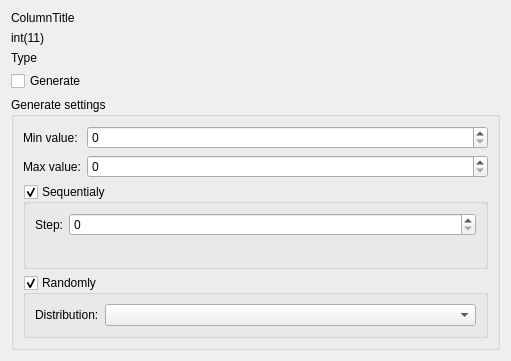
Above: IntegerSettingsWidget.ui from KarKarbI4/test_db_generator before the change. Below: the same form after it.
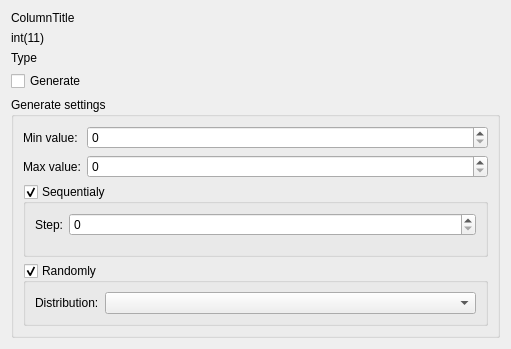
That is the form after the change.

Commit message: Added database widget fill

The edit to the form file:
```diff
--- a/IntegerSettingsWidget.ui
+++ b/IntegerSettingsWidget.ui
@@ -7,7 +7,7 @@
     <x>0</x>
     <y>0</y>
     <width>511</width>
-    <height>361</height>
+    <height>349</height>
    </rect>
   </property>
   <property name="windowTitle">
```
The commit also changes 4 other files.
